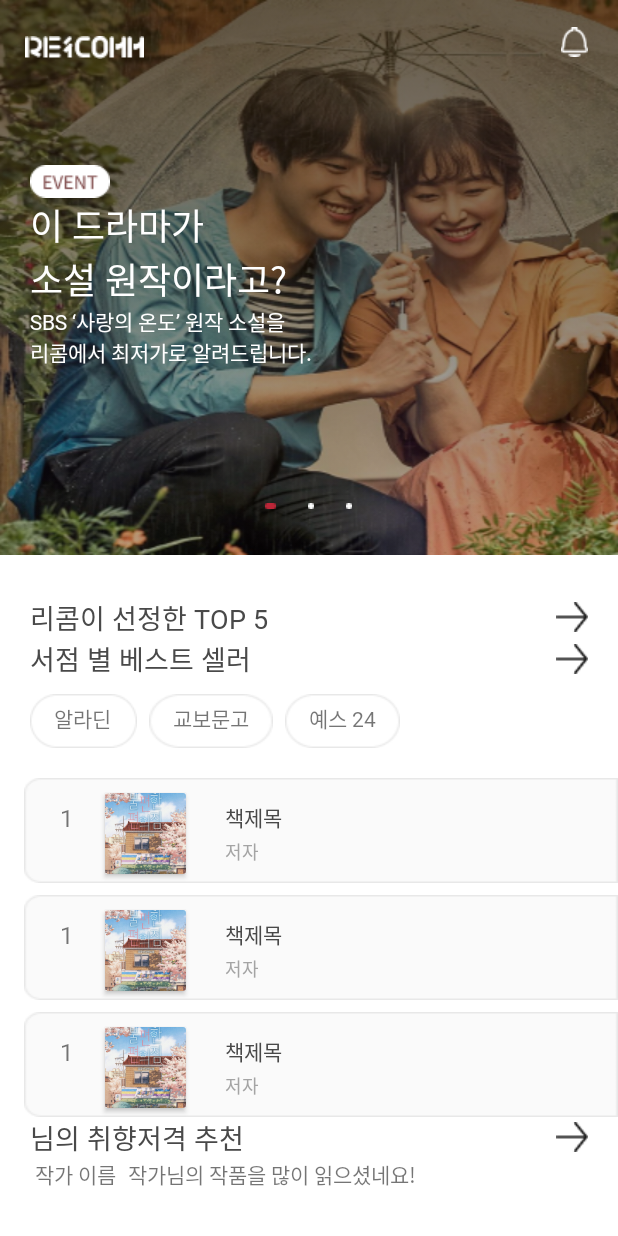
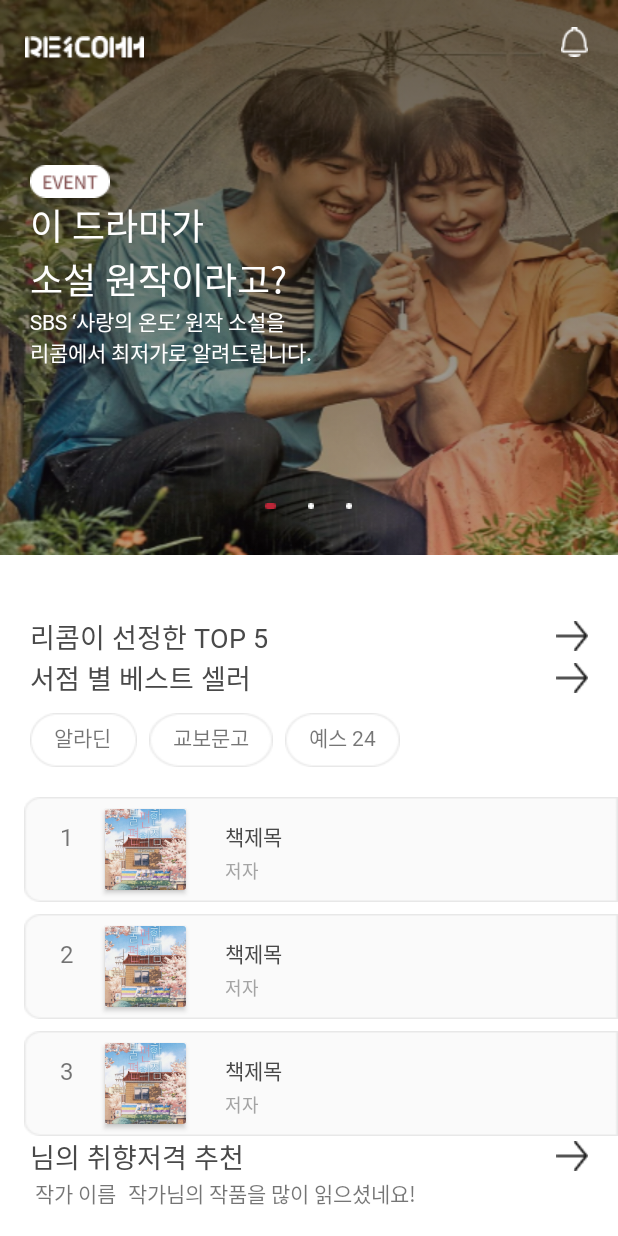
Before and after one commit to seungchae1/ReComm, an Android app: the screen it shows after launch (MainActivity), on a phone screen of 412 x 824 dp. Run offline under Robolectric (Android 15) with nearby library versions, the phone set to English and light mode, and no system bars.

Commit message:
#9 recyclerview 구현 중

```diff
--- a/app/src/main/java/com/example/recomm/RetrofitAPI.java
+++ b/app/src/main/java/com/example/recomm/RetrofitAPI.java
@@ -9,4 +9,6 @@ import retrofit2.http.Query;
 public interface RetrofitAPI {
     @GET("/api/bestSeller.api")
     Call<BookList> getData(@Query("key") String key, @Query("categoryId") String categoryId, @Query("output") String output);
+    @GET("/api/search.api")
+    Call<BookList> getSearchData(@Query("key") String key, @Query("query") String query, @Query("queryType")String queryType, @Query("output") String output);
 }
--- a/app/src/main/res/layout/activity_main.xml
+++ b/app/src/main/res/layout/activity_main.xml
@@ -193,7 +193,7 @@
                     android:layout_width="54dp"
                     android:layout_height="54dp"
                     android:layout_marginLeft="70dp"
-                    android:layout_marginTop="10dp"
+                    android:layout_marginTop="8dp"
                     android:background="@drawable/myrectangle">
 
                     <ImageView
@@ -240,14 +240,14 @@
                     android:layout_marginLeft="40dp"
                     android:layout_marginTop="15dp"
                     android:fontFamily="@font/notosanskr_bold"
-                    android:text="1"
+                    android:text="2"
                     android:textSize="16sp" />
 
                 <androidx.cardview.widget.CardView
                     android:layout_width="54dp"
                     android:layout_height="54dp"
                     android:layout_marginLeft="70dp"
-                    android:layout_marginTop="10dp"
+                    android:layout_marginTop="8dp"
                     android:background="@drawable/myrectangle">
 
                     <ImageView
@@ -294,14 +294,14 @@
                     android:layout_marginLeft="40dp"
                     android:layout_marginTop="15dp"
                     android:fontFamily="@font/notosanskr_bold"
-                    android:text="1"
+                    android:text="3"
                     android:textSize="16sp" />
 
                 <androidx.cardview.widget.CardView
                     android:layout_width="54dp"
                     android:layout_height="54dp"
                     android:layout_marginLeft="70dp"
-                    android:layout_marginTop="10dp"
+                    android:layout_marginTop="8dp"
                     android:background="@drawable/myrectangle">
 
                     <ImageView
@@ -372,8 +372,32 @@
                 app:layout_constraintVertical_bias="0.0" />
 
             <androidx.recyclerview.widget.RecyclerView
+                android:id="@+id/recyclerView2"
                 android:layout_width="match_parent"
                 android:layout_height="wrap_content"
                 app:layout_constraintTop_toBottomOf="@+id/textView9" />
+
+            <androidx.viewpager2.widget.ViewPager2
+                android:id="@+id/viewPager2"
+                android:layout_width="match_parent"
+                android:layout_height="100dp"
+                android:layout_marginTop="30dp"
+                app:layout_constraintEnd_toEndOf="parent"
+                app:layout_constraintStart_toStartOf="parent"
+                app:layout_constraintTop_toBottomOf="@+id/recyclerView2" />
+
+            <LinearLayout
+                android:id="@+id/linearLayout4"
+                android:layout_width="0dp"
+                android:layout_height="wrap_content"
+                android:gravity="center"
+                android:orientation="horizontal"
+                android:paddingBottom="8dp"
+                android:layout_marginTop="30dp"
+                app:layout_constraintEnd_toEndOf="parent"
+                app:layout_constraintHorizontal_bias="1.0"
+                app:layout_constraintStart_toStartOf="parent"
+                app:layout_constraintTop_toBottomOf="@+id/viewPager2" />
+
         </androidx.constraintlayout.widget.ConstraintLayout>
 </ScrollView>
--- a/app/src/main/res/layout/best_recycler_item.xml
+++ b/app/src/main/res/layout/recomm_recycler_item.xml
@@ -16,6 +16,7 @@
         app:layout_constraintTop_toTopOf="parent">
 
         <ImageView
+            android:id="@+id/main_imgv"
             android:layout_width="match_parent"
             android:layout_height="match_parent"
             android:scaleType="centerCrop"
@@ -23,7 +24,7 @@
     </androidx.cardview.widget.CardView>
 
     <TextView
-        android:id="@+id/textView11"
+        android:id="@+id/writer_text"
         android:layout_width="wrap_content"
         android:layout_height="wrap_content"
         android:layout_marginLeft="10dp"
@@ -35,6 +36,7 @@
         app:layout_constraintTop_toBottomOf="@+id/cardView" />
 
     <TextView
+        android:id="@+id/title_text"
         android:layout_width="wrap_content"
         android:layout_height="wrap_content"
         android:text="책제목"
@@ -42,5 +44,5 @@
         android:layout_marginLeft="10dp"
         android:layout_marginTop="5dp"
         app:layout_constraintStart_toStartOf="parent"
-        app:layout_constraintTop_toBottomOf="@+id/textView11" />
+        app:layout_constraintTop_toBottomOf="@+id/writer_text" />
 </androidx.constraintlayout.widget.ConstraintLayout>
```
Also changed, not shown: app/src/main/java/com/example/recomm/MainActivity.java (+34 -7 lines), app/src/main/java/com/example/recomm/Recomm_RecyclerViewAdapter.java (added, +77 -0 lines), app/src/main/java/com/example/recomm/Recomm_RecyclerViewItem.java (added, +32 -0 lines).
